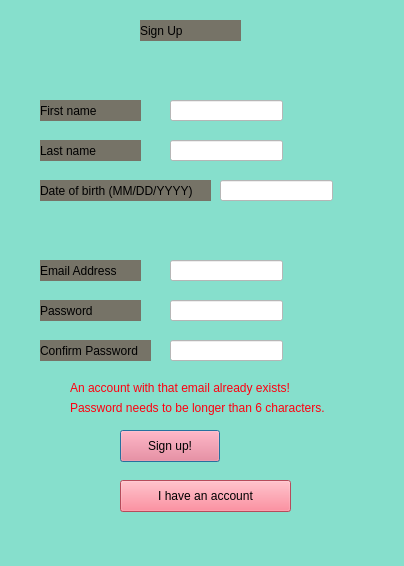
Old version of the form signup.ui in the repository ban2224/capstone_motor.
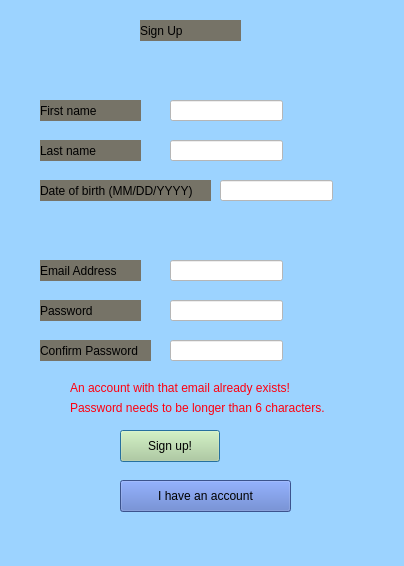
New version of the form.

```diff
--- a/signup.ui
+++ b/signup.ui
@@ -14,7 +14,8 @@
    <string>Dialog</string>
   </property>
   <property name="styleSheet">
-   <string notr="true">background-color:rgb(134, 223, 204)</string>
+   <string notr="true">background-color: rgb(156, 211, 255)
+</string>
   </property>
   <widget class="QLabel" name="ea">
    <property name="geometry">
@@ -77,7 +78,7 @@
     </rect>
    </property>
    <property name="styleSheet">
-    <string notr="true">background-color:rgb(255, 105, 127)</string>
+    <string notr="true">background-color:rgb(184, 210, 146)</string>
    </property>
    <property name="text">
     <string>Sign up!</string>
@@ -257,7 +258,7 @@
     </rect>
    </property>
    <property name="styleSheet">
-    <string notr="true">background-color:rgb(255, 105, 127)</string>
+    <string notr="true">background-color:rgb(84, 116, 197)</string>
    </property>
    <property name="text">
     <string>I have an account</string>
```
Left out of the diff: 12 changed lines with no effect on the pictures.
